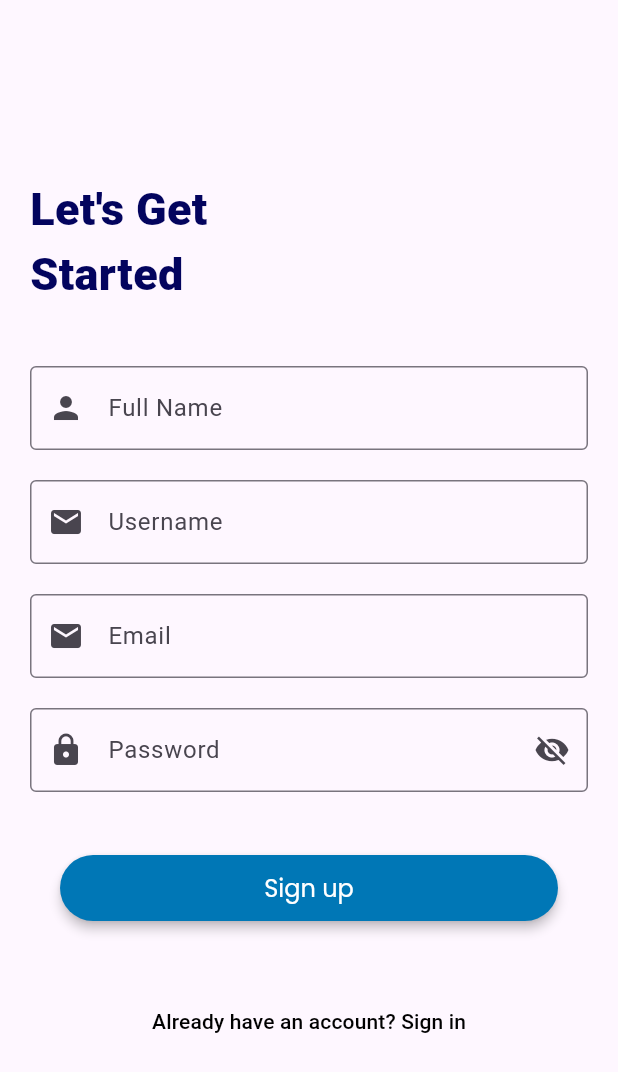
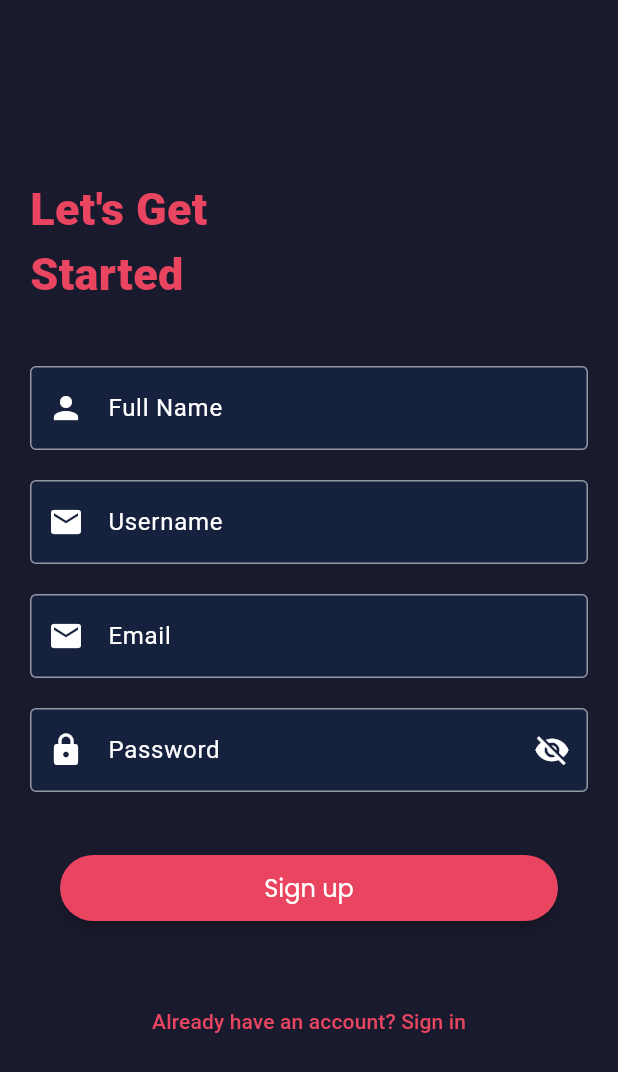
Before and after one commit to manuel-spec/blogify, a Flutter app: the SignUpWidget screen opened by its route, on a phone screen of 412 x 824 dp. Shown: the top 1072 px of the screen. Run offline on Flutter 3.47's test engine with Material 3 defaults, Android fonts, the phone set to English and light mode, and no system bars; our stand-ins replace go_router, google_fonts, ionicons, shared_preferences; accounts and stored records are empty.

Commit message:
Update sign up page UI

```diff
--- a/lib/pages/signup.dart
+++ b/lib/pages/signup.dart
@@ -27,7 +27,6 @@ class _SignUpWidgetState extends State<SignUpWidget> {
     _passwordController = TextEditingController();
     _fullNameController = TextEditingController();
     _usernameController = TextEditingController();
-    _fullNameController = TextEditingController();
   }
 
   @override
@@ -36,7 +35,6 @@ class _SignUpWidgetState extends State<SignUpWidget> {
     _passwordController.dispose();
     _fullNameController.dispose();
     _usernameController.dispose();
-    _fullNameController.dispose();
 
     super.dispose();
   }
@@ -97,6 +95,7 @@ class _SignUpWidgetState extends State<SignUpWidget> {
   Widget build(BuildContext context) {
     return Scaffold(
       body: Container(
+        color: Color(0xFF1A1A2E),
         padding: const EdgeInsets.all(20),
         alignment: Alignment.center,
         child: SingleChildScrollView(
@@ -109,7 +108,7 @@ class _SignUpWidgetState extends State<SignUpWidget> {
                 style: TextStyle(
                     fontSize: 30,
                     fontWeight: FontWeight.w900,
-                    color: Color(0xFF03045E)),
+                    color: Color(0xFFE94560)),
                 textAlign: TextAlign.left,
               ),
               const Text(
@@ -117,7 +116,7 @@ class _SignUpWidgetState extends State<SignUpWidget> {
                 style: TextStyle(
                   fontSize: 30,
                   fontWeight: FontWeight.w900,
-                  color: Color(0xFF03045E),
+                  color: Color(0xFFE94560),
                 ),
                 textAlign: TextAlign.start,
               ),
@@ -127,43 +126,92 @@ class _SignUpWidgetState extends State<SignUpWidget> {
               const SizedBox(height: 20),
               TextFormField(
                 controller: _fullNameController,
+                style: TextStyle(color: Colors.white),
                 decoration: const InputDecoration(
                   labelText: 'Full Name',
-                  border: OutlineInputBorder(),
-                  prefixIcon: Icon(Icons.person),
+                  labelStyle: TextStyle(color: Colors.white),
+                  border: OutlineInputBorder(
+                    borderSide: BorderSide(color: Colors.white),
+                  ),
+                  enabledBorder: OutlineInputBorder(
+                    borderSide: BorderSide(color: Colors.white54),
+                  ),
+                  focusedBorder: OutlineInputBorder(
+                    borderSide: BorderSide(color: Color(0xFFE94560)),
+                  ),
+                  prefixIcon: Icon(Icons.person, color: Colors.white),
+                  filled: true,
+                  fillColor: Color(0xFF16213E),
                 ),
               ),
               const SizedBox(height: 20),
               TextFormField(
                 controller: _usernameController,
+                style: TextStyle(color: Colors.white),
                 decoration: const InputDecoration(
                   labelText: 'Username',
-                  border: OutlineInputBorder(),
-                  prefixIcon: Icon(Icons.mail),
+                  labelStyle: TextStyle(color: Colors.white),
+                  border: OutlineInputBorder(
+                    borderSide: BorderSide(color: Colors.white),
+                  ),
+                  enabledBorder: OutlineInputBorder(
+                    borderSide: BorderSide(color: Colors.white54),
+                  ),
+                  focusedBorder: OutlineInputBorder(
+                    borderSide: BorderSide(color: Color(0xFFE94560)),
+                  ),
+                  prefixIcon: Icon(Icons.mail, color: Colors.white),
+                  filled: true,
+                  fillColor: Color(0xFF16213E),
                 ),
               ),
               const SizedBox(height: 20),
               TextFormField(
                 controller: _emailController,
+                style: TextStyle(color: Colors.white),
                 decoration: const InputDecoration(
                   labelText: 'Email',
-                  border: OutlineInputBorder(),
-                  prefixIcon: Icon(Icons.mail),
+                  labelStyle: TextStyle(color: Colors.white),
+                  border: OutlineInputBorder(
+                    borderSide: BorderSide(color: Colors.white),
+                  ),
+                  enabledBorder: OutlineInputBorder(
+                    borderSide: BorderSide(color: Colors.white54),
+                  ),
+                  focusedBorder: OutlineInputBorder(
+                    borderSide: BorderSide(color: Color(0xFFE94560)),
+                  ),
+                  prefixIcon: Icon(Icons.mail, color: Colors.white),
+                  filled: true,
+                  fillColor: Color(0xFF16213E),
                 ),
               ),
               const SizedBox(height: 20),
               TextFormField(
                 controller: _passwordController,
                 obscureText: !_passwordVisible,
+                style: TextStyle(color: Colors.white),
                 decoration: InputDecoration(
                   labelText: 'Password',
-                  border: OutlineInputBorder(),
-                  prefixIcon: Icon(Icons.lock),
+                  labelStyle: TextStyle(color: Colors.white),
+                  border: OutlineInputBorder(
+                    borderSide: BorderSide(color: Colors.white),
+                  ),
+                  enabledBorder: OutlineInputBorder(
+                    borderSide: BorderSide(color: Colors.white54),
+                  ),
+                  focusedBorder: OutlineInputBorder(
+                    borderSide: BorderSide(color: Color(0xFFE94560)),
+                  ),
+                  prefixIcon: Icon(Icons.lock, color: Colors.white),
+                  filled: true,
+                  fillColor: Color(0xFF16213E),
                   suffixIcon: IconButton(
                     icon: Icon(
                       _passwordVisible
                           ? Icons.visibility
                           : Icons.visibility_off,
+                      color: Colors.white,
                     ),
                     onPressed: () {
                       setState(() {
@@ -198,7 +246,7 @@ class _SignUpWidgetState extends State<SignUpWidget> {
                       fontWeight: FontWeight.normal,
                     ),
                     elevation: 3,
-                    backgroundColor: const Color(0xFF0077B6),
+                    backgroundColor: const Color(0xFFE94560),
                     foregroundColor: Colors.white,
                     shape: RoundedRectangleBorder(
                       borderRadius: BorderRadius.circular(47),
@@ -209,11 +257,11 @@ class _SignUpWidgetState extends State<SignUpWidget> {
               SizedBox(height: 20),
               TextButton(
                 onPressed: () {
-                  // Navigate to signup screen
                   context.go('/signin');
                 },
                 style: ButtonStyle(
-                  foregroundColor: MaterialStateProperty.all(Colors.black),
+                  foregroundColor:
+                      MaterialStateProperty.all(Color(0xFFE94560)),
                   padding: MaterialStateProperty.all(EdgeInsets.all(15)),
                 ),
                 child: Text('Already have an account? Sign in'),
```
